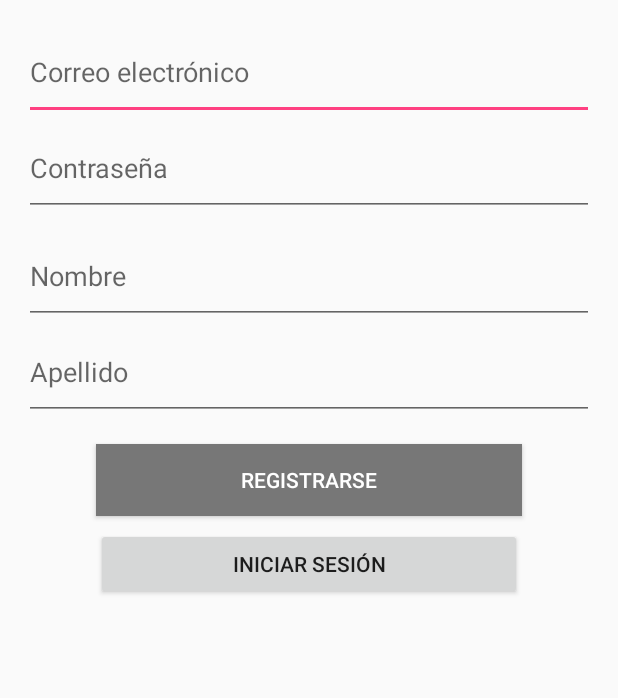
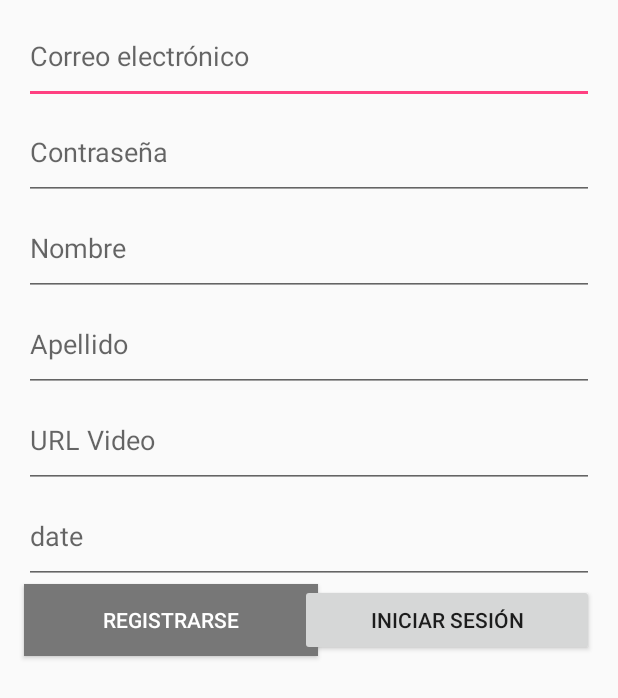
Before and after one commit to arycccc/Zapando, an Android app: the layout content_login_signup.xml on its own in the app's theme, with its tools: preview values and no code run, on a phone screen of 412 x 824 dp. Shown: the top 698 px of the screen. Run offline under Robolectric (Android 15) with nearby library versions, the phone set to English and light mode, and no system bars; network calls fail.

Commit message:
log in resgistr principio

```diff
--- a/app/build.gradle
+++ b/app/build.gradle
@@ -2,7 +2,7 @@ apply plugin: 'com.android.application'
 
 android {
     compileSdkVersion 25
-    buildToolsVersion "25.0.2"
+    buildToolsVersion '26.0.2'
     defaultConfig {
         applicationId "ar.edu.proyectosort.zapando"
         minSdkVersion 15
@@ -28,5 +28,6 @@ dependencies {
     compile 'com.android.support:design:25.3.1'
     compile 'com.android.support.constraint:constraint-layout:1.0.2'
     compile 'com.google.android.gms:play-services-maps:10.2.1'
+    compile 'com.android.volley:volley:1.1.0'
     testCompile 'junit:junit:4.12'
 }
--- a/app/src/main/java/ar/edu/proyectosort/zapando/LoginActivity.java
+++ b/app/src/main/java/ar/edu/proyectosort/zapando/LoginActivity.java
@@ -12,11 +12,23 @@ import android.view.View;
 import android.widget.EditText;
 import android.widget.Toast;
 
+import com.android.volley.Cache;
+import com.android.volley.Request;
+import com.android.volley.RequestQueue;
+import com.android.volley.Response;
+import com.android.volley.VolleyError;
+import com.android.volley.toolbox.BasicNetwork;
+import com.android.volley.toolbox.DiskBasedCache;
+import com.android.volley.toolbox.HurlStack;
+import com.android.volley.toolbox.StringRequest;
+
+import java.util.HashMap;
 import java.util.Map;
 
 public class LoginActivity extends AppCompatActivity {
-   /*
+
     private SharedPreferences sharedPref;
+    private RequestQueue queue;
 
     final Context context = this;
     final String server = "http://android.proyectosort.edu.ar";
@@ -26,6 +38,9 @@ public class LoginActivity extends AppCompatActivity {
     public EditText passwordEditText;
     public EditText firstnameEditText;
     public EditText lastnameEditText;
+    public EditText birthEditText;
+    public EditText videoEditText;
+    public EditText neighborhoodEditText;
 
     @Override
     protected void onCreate(Bundle savedInstanceState) {
@@ -35,7 +50,7 @@ public class LoginActivity extends AppCompatActivity {
         sharedPref = getSharedPreferences("ANDROID_CLIENT", Context.MODE_PRIVATE);
 
         Cache cache = new DiskBasedCache(getCacheDir(), 1024 * 1024);
-        Network network = new BasicNetwork(new HurlStack());
+        BasicNetwork network = new BasicNetwork(new HurlStack());
         queue = new RequestQueue(cache, network);
         queue.start();
 
@@ -121,6 +136,9 @@ public class LoginActivity extends AppCompatActivity {
         final String password = passwordEditText.getText().toString();
         final String firstname = firstnameEditText.getText().toString();
         final String lastname = lastnameEditText.getText().toString();
+        final String birth = birthEditText.getText().toString();
+        final String video = videoEditText.getText().toString();
+        final String neighborhood = neighborhoodEditText.getText().toString();
         final String url = server + "/users.php";
 
         findViewById(R.id.loading).setVisibility(View.VISIBLE);
@@ -161,6 +179,10 @@ public class LoginActivity extends AppCompatActivity {
                 params.put("password", password);
                 params.put("firstname", firstname);
                 params.put("lastname", lastname);
+                params.put("birth", birth);
+                params.put("video", video);
+                params.put("neighborhood", neighborhood);
+
                 return params;
             }
         };
@@ -192,5 +214,5 @@ public class LoginActivity extends AppCompatActivity {
 
     @Override
     public void onBackPressed() {}
-*/
+
 }
--- a/app/src/main/java/ar/edu/proyectosort/zapando/MainActivity.java
+++ b/app/src/main/java/ar/edu/proyectosort/zapando/MainActivity.java
@@ -21,13 +21,13 @@ import android.widget.VideoView;
 public class MainActivity extends AppCompatActivity
         implements NavigationView.OnNavigationItemSelectedListener {
 //login
-    /*
+
         final Context context = this;
-        final String server = "http://android.proyectosort.edu.ar";
+        final String server = "http://zapando.proyectosort.edu.ar";
 
         private SharedPreferences sharedPref;
         public String session;
-    */
+
 //login finish
 
         private VideoView videoView;
@@ -36,7 +36,7 @@ public class MainActivity extends AppCompatActivity
     @Override
     protected void onCreate(Bundle savedInstanceState) {
         //log in
-        /*
+
         sharedPref = getSharedPreferences("ANDROID_CLIENT", Context.MODE_PRIVATE);
         session = sharedPref.getString("SESSION", "");
 
@@ -44,7 +44,7 @@ public class MainActivity extends AppCompatActivity
             Intent intent = new Intent(this, LoginActivity.class);
             startActivity(intent);
         }
-        */
+
         //login finish
 
         super.onCreate(savedInstanceState);
--- a/app/src/main/res/layout/content_login_signup.xml
+++ b/app/src/main/res/layout/content_login_signup.xml
@@ -12,7 +12,7 @@
         android:layout_height="64dp"
         android:layout_marginEnd="16dp"
         android:layout_marginStart="16dp"
-        android:layout_marginTop="16dp"
+        android:layout_marginTop="5dp"
         android:hint="Correo electrónico"
         android:inputType="textEmailAddress"
         app:layout_constraintEnd_toEndOf="parent"
@@ -38,7 +38,6 @@
         android:layout_height="64dp"
         android:layout_marginEnd="16dp"
         android:layout_marginStart="16dp"
-        android:layout_marginTop="8dp"
         android:hint="Nombre"
         android:inputType="text"
         app:layout_constraintEnd_toEndOf="parent"
@@ -59,33 +58,62 @@
         app:layout_constraintStart_toStartOf="parent"
         app:layout_constraintTop_toBottomOf="@+id/firstname" />
 
+    <EditText
+        android:id="@+id/video"
+        android:layout_width="0dp"
+        android:layout_height="64dp"
+        android:layout_marginEnd="16dp"
+        android:layout_marginStart="16dp"
+        android:hint="URL Video"
+        android:inputType="text"
+        app:layout_constraintEnd_toEndOf="parent"
+        app:layout_constraintHorizontal_bias="0.0"
+        app:layout_constraintStart_toStartOf="parent"
+        app:layout_constraintTop_toBottomOf="@id/lastname"/>
+
+    <EditText
+        android:id="@+id/birth"
+        android:layout_width="0dp"
+        android:layout_height="64dp"
+        android:layout_marginEnd="16dp"
+        android:layout_marginStart="16dp"
+        android:hint="date"
+        android:ems="10"
+        android:inputType="datetime"
+        app:layout_constraintEnd_toEndOf="parent"
+        app:layout_constraintHorizontal_bias="0.0"
+        app:layout_constraintStart_toStartOf="parent"
+        app:layout_constraintTop_toBottomOf="@id/video"/>
+
     <Button
         android:id="@+id/signup"
         android:layout_width="0dp"
         android:layout_height="wrap_content"
         android:layout_gravity="center"
-        android:layout_marginEnd="64dp"
-        android:layout_marginStart="64dp"
-        android:layout_marginTop="16dp"
+        android:layout_marginEnd="200dp"
+        android:layout_marginStart="16dp"
+        android:layout_marginTop="0dp"
         android:background="@color/colorPrimary"
         android:onClick="signUp"
         android:text="Registrarse"
         android:textColor="@android:color/white"
         app:layout_constraintEnd_toEndOf="parent"
+        app:layout_constraintHorizontal_bias="0.289"
         app:layout_constraintStart_toStartOf="parent"
-        app:layout_constraintTop_toBottomOf="@+id/lastname" />
+        app:layout_constraintTop_toBottomOf="@+id/birth" />
 
     <Button
+        android:id="@+id/iniciarSecion"
         android:layout_width="0dp"
         android:layout_height="wrap_content"
         android:layout_gravity="center"
-        android:layout_marginEnd="64dp"
-        android:layout_marginStart="64dp"
-        android:layout_marginTop="8dp"
+        android:layout_marginEnd="16dp"
+        android:layout_marginStart="200dp"
+        android:layout_marginTop="0dp"
         android:onClick="loadSignIn"
         android:text="Iniciar sesión"
         app:layout_constraintEnd_toEndOf="parent"
         app:layout_constraintStart_toStartOf="parent"
-        app:layout_constraintTop_toBottomOf="@+id/signup" />
+        app:layout_constraintTop_toBottomOf="@+id/birth" />
 
 </android.support.constraint.ConstraintLayout>
```
